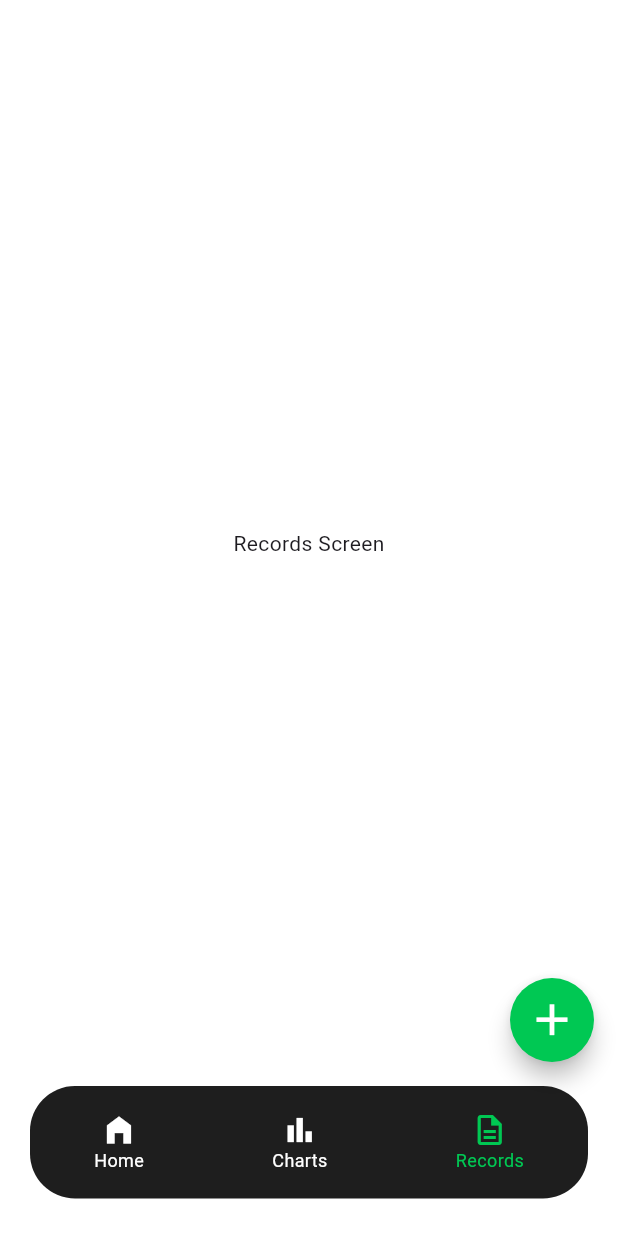
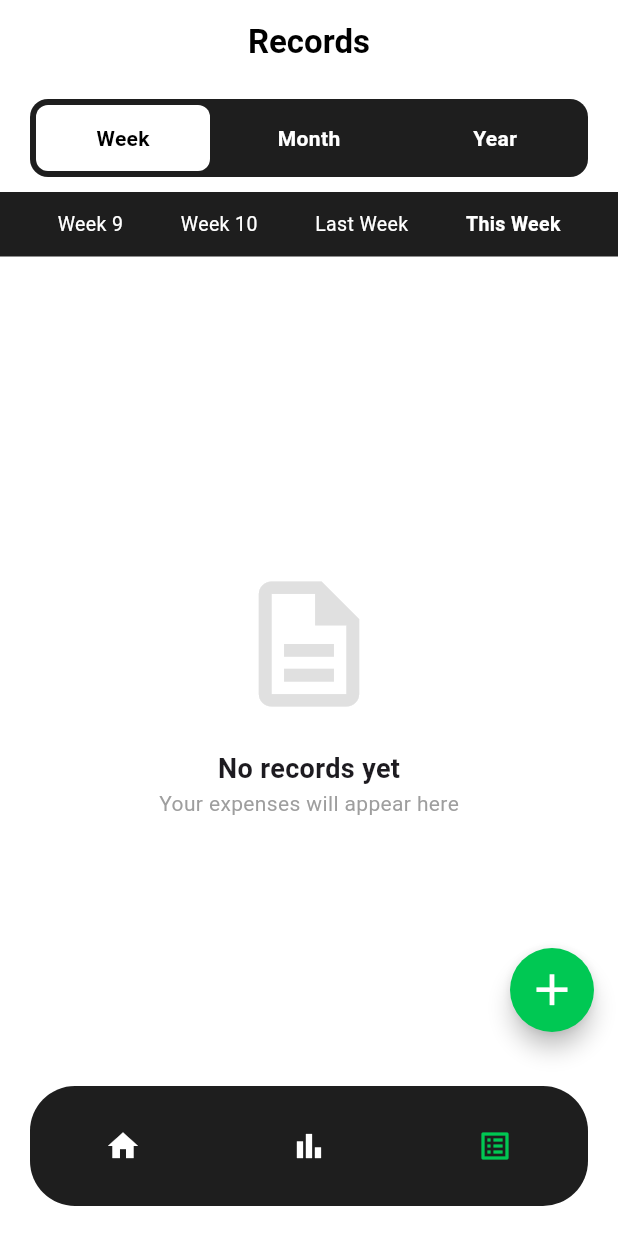
Before and after one commit to Wintanay/MAD, a Flutter app: the MainNavigation screen opened directly, item 3 of the bottom bar chosen, on a phone screen of 412 x 824 dp. Run offline on Flutter 3.47's test engine with Material 3 defaults, Android fonts, the phone set to English and light mode, and no system bars.

Commit message:
Updated recordscreen

```diff
--- a/lib/main.dart
+++ b/lib/main.dart
@@ -3,6 +3,7 @@ import 'splashscreen.dart';
 import 'loginscreen.dart';
 import 'addscreen.dart';
 import 'chartscreen.dart';
+import 'recordscreen.dart'; // Import Debora's Records Screen
 
 void main() {
   runApp(const ExpenseTrackerApp());
@@ -15,11 +16,6 @@ class ExpenseTrackerApp extends StatelessWidget {
   Widget build(BuildContext context) {
     return MaterialApp(
       debugShowCheckedModeBanner: false,
-      title: 'Personal Expense Tracker',
-      theme: ThemeData(
-        primaryColor: const Color(0xFF00C853), // Your project's green
-      ),
-      // Set the initial screen to SplashScreen
       home: const SplashScreen(),
     );
   }
@@ -33,15 +29,14 @@ class MainNavigation extends StatefulWidget {
 }
 
 class _MainNavigationState extends State<MainNavigation> {
-  int _selectedIndex = 0; // 0 = Home, 1 = Charts, 2 = Records
+  int _selectedIndex = 0;
 
-  // --- CORE DATA (Maintained here so all screens are updated) ---
+  // GLOBAL DATA: Shared between Home and Records
   double totalBalance = 0.00;
   double totalIncome = 0.00;
   double totalExpense = 0.00;
   List<Map<String, dynamic>> transactions = [];
 
-  // Logic to handle result from Wintanay's Add Screen
   void _navigateToAddScreen() async {
     final result = await Navigator.push(
       context,
@@ -52,8 +47,6 @@ class _MainNavigationState extends State<MainNavigation> {
       setState(() {
         transactions.insert(0, result);
         double amount = result['amount'];
-
-        // Updates balance based on Income/Expense type
         if (result['type'] == 'Income') {
           totalIncome += amount;
           totalBalance += amount;
@@ -67,12 +60,11 @@ class _MainNavigationState extends State<MainNavigation> {
 
   @override
   Widget build(BuildContext context) {
-    // List of screens to display in the main body
+    // List of screens - Index 2 now passes the real transactions list
     final List<Widget> _pages = [
-      _buildHomeContent(), // Tnebeb's Home Logic
-      const ChartsScreen(), // Debora's Spending Analysis
-      const Center(
-          child: Text("Records Screen")), // Debora's Records Placeholder
+      _buildHomeContent(),
+      const ChartsScreen(),
+      RecordsScreen(transactions: transactions), // Passing the list to Records
     ];
 
     return Scaffold(
@@ -88,19 +80,14 @@ class _MainNavigationState extends State<MainNavigation> {
     );
   }
 
-  // --- TNEBEB'S ORIGINAL HOME UI ---
   Widget _buildHomeContent() {
     return Column(
       children: [
         _buildBalanceCard(),
         const SizedBox(height: 20),
-        const Align(
-          alignment: Alignment.centerLeft,
-          child: Padding(
+        const Padding(
           padding: EdgeInsets.symmetric(horizontal: 20),
-            child: Text("Recent Transactions",
-                style: TextStyle(fontSize: 18, fontWeight: FontWeight.bold)),
-          ),
+          child: Align(alignment: Alignment.centerLeft, child: Text("Recent", style: TextStyle(fontSize: 18, fontWeight: FontWeight.bold))),
         ),
         _buildTransactionList(),
       ],
@@ -109,38 +96,20 @@ class _MainNavigationState extends State<MainNavigation> {
 
   Widget _buildBalanceCard() {
     return Padding(
-      padding: const EdgeInsets.symmetric(horizontal: 20.0, vertical: 10.0),
+      padding: const EdgeInsets.all(20.0),
       child: Container(
-        width: double.infinity,
         padding: const EdgeInsets.all(25),
-        decoration: BoxDecoration(
-          color: const Color(0xFF2D2E33),
-          borderRadius: BorderRadius.circular(24),
-        ),
+        decoration: BoxDecoration(color: const Color(0xFF2D2E33), borderRadius: BorderRadius.circular(24)),
         child: Column(
           children: [
-            const Text("Total Balance",
-                style: TextStyle(color: Colors.white70, fontSize: 16)),
-            const SizedBox(height: 8),
-            Text(
-              "${totalBalance.toStringAsFixed(2)} ETB",
-              style: const TextStyle(
-                  color: Colors.white,
-                  fontSize: 32,
-                  fontWeight: FontWeight.bold),
-            ),
-            const SizedBox(height: 25),
+            const Text("Total Balance", style: TextStyle(color: Colors.white70)),
+            Text("${totalBalance.toStringAsFixed(2)} ETB", style: const TextStyle(color: Colors.white, fontSize: 32, fontWeight: FontWeight.bold)),
+            const SizedBox(height: 20),
             Row(
               mainAxisAlignment: MainAxisAlignment.spaceEvenly,
               children: [
-                _buildStatItem(
-                    "Income",
-                    "+${totalIncome.toStringAsFixed(2)} ETB",
-                    Colors.greenAccent),
-                _buildStatItem(
-                    "Expense",
-                    "-${totalExpense.toStringAsFixed(2)} ETB",
-                    Colors.redAccent),
+                _stat("Income", "+${totalIncome.toStringAsFixed(2)}", Colors.greenAccent),
+                _stat("Expense", "-${totalExpense.toStringAsFixed(2)}", Colors.redAccent),
               ],
             ),
           ],
@@ -149,94 +118,44 @@ class _MainNavigationState extends State<MainNavigation> {
     );
   }
 
-  Widget _buildStatItem(String title, String amount, Color color) {
-    return Column(
-      children: [
-        Text(title, style: const TextStyle(color: Colors.white70)),
-        Text(amount,
-            style: TextStyle(
-                color: color, fontWeight: FontWeight.bold, fontSize: 16)),
-      ],
-    );
-  }
-
+  Widget _stat(String label, String val, Color col) => Column(children: [Text(label, style: const TextStyle(color: Colors.white70)), Text(val, style: TextStyle(color: col, fontWeight: FontWeight.bold))]);
   Widget _buildTransactionList() {
-    if (transactions.isEmpty) {
     return Expanded(
-        child: Center(
-          child: Column(
-            mainAxisAlignment: MainAxisAlignment.center,
-            children: [
-              Icon(Icons.receipt_long, size: 80, color: Colors.grey[200]),
-              Text("No data yet", style: TextStyle(color: Colors.grey[400])),
-            ],
-          ),
-        ),
-      );
-    }
-    return Expanded(
-      child: ListView.builder(
-        itemCount: transactions.length,
+      child: transactions.isEmpty
+        ? const Center(child: Text("No records yet"))
+        : ListView.builder(
+            itemCount: transactions.length > 5 ? 5 : transactions.length, // Show only recent 5 on Home
             itemBuilder: (context, index) {
               final item = transactions[index];
-          bool isIncome = item['type'] == 'Income';
               return ListTile(
-            leading: CircleAvatar(
-                backgroundColor: Colors.grey[100],
-                child: Icon(
-                    isIncome
-                        ? Icons.keyboard_double_arrow_up
-                        : Icons.keyboard_double_arrow_down,
-                    color: isIncome ? Colors.green : Colors.red)),
-            title: Text(item['category'],
-                style: const TextStyle(fontWeight: FontWeight.bold)),
-            trailing: Text(
-                "${isIncome ? '+' : '-'}${item['amount'].toStringAsFixed(2)} ETB",
-                style: TextStyle(
-                    color: isIncome ? Colors.green : Colors.red,
-                    fontWeight: FontWeight.bold)),
+                title: Text(item['category']),
+                trailing: Text("${item['type'] == 'Income' ? '+' : '-'}${item['amount']}", style: TextStyle(color: item['type'] == 'Income' ? Colors.green : Colors.red)),
               );
             },
           ),
     );
   }
 
-  // --- BOTTOM NAVIGATION UI ---
   Widget _buildBottomNav() {
-    return Padding(
-      padding: const EdgeInsets.only(left: 20, right: 20, bottom: 25),
-      child: Container(
-        height: 75,
-        decoration: BoxDecoration(
-            color: const Color(0xFF1E1E1E),
-            borderRadius: BorderRadius.circular(30)),
+    return Container(
+      height: 80,
+      margin: const EdgeInsets.all(20),
+      decoration: BoxDecoration(color: const Color(0xFF1E1E1E), borderRadius: BorderRadius.circular(30)),
       child: Row(
         mainAxisAlignment: MainAxisAlignment.spaceAround,
         children: [
-            _navItem(Icons.home_filled, "Home", 0),
-            _navItem(Icons.bar_chart_outlined, "Charts", 1),
-            _navItem(Icons.description_outlined, "Records", 2),
+          _navItem(Icons.home, 0),
+          _navItem(Icons.bar_chart, 1),
+          _navItem(Icons.list_alt, 2),
         ],
-        ),
       ),
     );
   }
 
-  Widget _navItem(IconData icon, String label, int index) {
-    bool isSelected = _selectedIndex == index;
-    return GestureDetector(
-      onTap: () => setState(() => _selectedIndex = index),
-      child: Column(
-        mainAxisAlignment: MainAxisAlignment.center,
-        children: [
-          Icon(icon,
-              color: isSelected ? const Color(0xFF00C853) : Colors.white),
-          Text(label,
-              style: TextStyle(
-                  color: isSelected ? const Color(0xFF00C853) : Colors.white,
-                  fontSize: 12)),
-        ],
-      ),
+  Widget _navItem(IconData icon, int index) {
+    return IconButton(
+      icon: Icon(icon, color: _selectedIndex == index ? const Color(0xFF00C853) : Colors.white),
+      onPressed: () => setState(() => _selectedIndex = index),
     );
   }
 }
--- /dev/null
+++ b/lib/recordscreen.dart
@@ -0,0 +1,146 @@
+import 'package:flutter/material.dart';
+
+class RecordsScreen extends StatelessWidget {
+  final List<Map<String, dynamic>> transactions;
+
+  const RecordsScreen({super.key, required this.transactions});
+
+  @override
+  Widget build(BuildContext context) {
+    return Scaffold(
+      backgroundColor: Colors.white,
+      appBar: AppBar(
+        title: const Text(
+          "Records",
+          style: TextStyle(color: Colors.black, fontWeight: FontWeight.bold),
+        ),
+        centerTitle: true,
+        backgroundColor: Colors.white,
+        elevation: 0,
+      ),
+      body: Column(
+        children: [
+          // 1. Time Period Toggle (Week, Month, Year)
+          Padding(
+            padding: const EdgeInsets.symmetric(horizontal: 20, vertical: 10),
+            child: Container(
+              decoration: BoxDecoration(
+                color: const Color(0xFF1E1E1E), // Dark background
+                borderRadius: BorderRadius.circular(12),
+              ),
+              child: Row(
+                children: [
+                  _timeTab("Week", true),
+                  _timeTab("Month", false),
+                  _timeTab("Year", false),
+                ],
+              ),
+            ),
+          ),
+
+          // 2. Sub-tabs (Week 9, Week 10, etc.)
+          Container(
+            color: const Color(0xFF1E1E1E), // Match the sub-bar color
+            padding: const EdgeInsets.symmetric(vertical: 12),
+            child: Row(
+              mainAxisAlignment: MainAxisAlignment.spaceEvenly,
+              children: [
+                _subTabText("Week 9"),
+                _subTabText("Week 10"),
+                _subTabText("Last Week"),
+                _subTabText("This Week", isActive: true),
+              ],
+            ),
+          ),
+
+          const SizedBox(height: 50),
+
+          // 3. Content Area (Empty State or List)
+          Expanded(
+            child: transactions.isEmpty
+                ? _buildEmptyState()
+                : ListView.builder(
+                    padding: const EdgeInsets.symmetric(horizontal: 20),
+                    itemCount: transactions.length,
+                    itemBuilder: (context, index) {
+                      final item = transactions[index];
+                      bool isInc = item['type'] == 'Income';
+                      return _buildTransactionTile(item, isInc);
+                    },
+                  ),
+          ),
+        ],
+      ),
+    );
+  }
+
+  // --- UI Components ---
+
+  Widget _timeTab(String label, bool isActive) {
+    return Expanded(
+      child: Container(
+        margin: const EdgeInsets.all(4),
+        padding: const EdgeInsets.symmetric(vertical: 12),
+        decoration: BoxDecoration(
+          color: isActive ? Colors.white : Colors.transparent, // Active is white
+          borderRadius: BorderRadius.circular(8),
+        ),
+        child: Center(
+          child: Text(
+            label,
+            style: TextStyle(
+              color: isActive ? Colors.black : Colors.white,
+              fontWeight: FontWeight.bold,
+            ),
+          ),
+        ),
+      ),
+    );
+  }
+
+  Widget _subTabText(String text, {bool isActive = false}) {
+    return Text(
+      text,
+      style: TextStyle(
+        color: Colors.white,
+        fontWeight: isActive ? FontWeight.bold : FontWeight.normal,
+        fontSize: 13,
+      ),
+    );
+  }
+
+  Widget _buildEmptyState() {
+    return Column(
+      mainAxisAlignment: MainAxisAlignment.center,
+      children: [
+        // The Scroll/Paper Icon
+        Icon(Icons.description_outlined, size: 100, color: Colors.grey[300]),
+        const SizedBox(height: 20),
+        const Text(
+          "No records yet",
+          style: TextStyle(fontSize: 18, fontWeight: FontWeight.bold),
+        ),
+        const Text(
+          "Your expenses will appear here",
+          style: TextStyle(color: Colors.grey),
+        ),
+      ],
+    );
+  }
+  Widget _buildTransactionTile(Map<String, dynamic> item, bool isInc) {
+    return ListTile(
+      leading: CircleAvatar(
+        backgroundColor: Colors.grey[100],
+        child: Icon(
+          isInc ? Icons.keyboard_double_arrow_up : Icons.keyboard_double_arrow_down,
+          color: isInc ? Colors.green : Colors.red,
+        ),
+      ),
+      title: Text(item['category'], style: const TextStyle(fontWeight: FontWeight.bold)),
+      trailing: Text(
+        "${isInc ? '+' : '-'}${item['amount'].toStringAsFixed(2)} ETB",
+        style: TextStyle(color: isInc ? Colors.green : Colors.red, fontWeight: FontWeight.bold),
+      ),
+    );
+  }
+}
```
Lines whose indentation alone changed are shown as unchanged.
